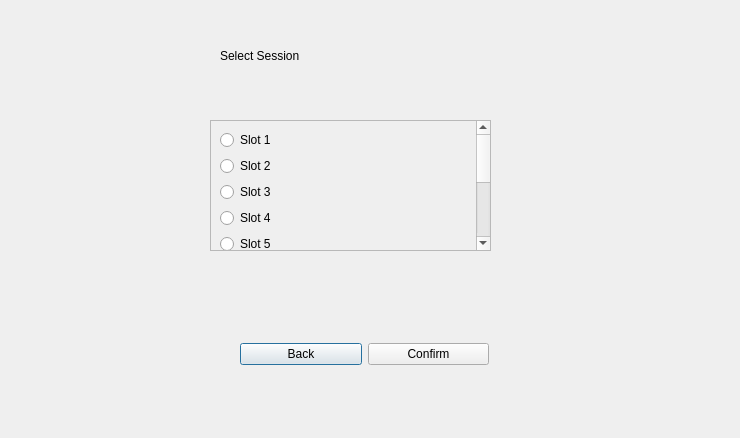
Old version of the form Kin-tech/d3_cup.ui in the repository sankomil/Kin-tech-test.
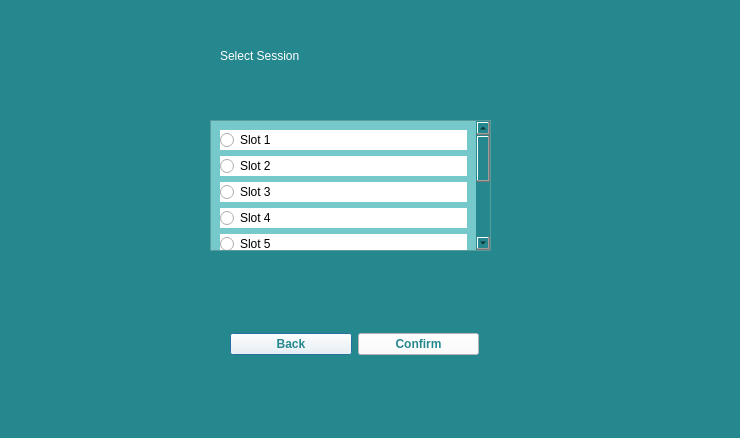
New version of the form.

The edit to the form file:
```diff
--- a/Kin-tech/d3_cup.ui
+++ b/Kin-tech/d3_cup.ui
@@ -13,6 +13,10 @@
   <property name="windowTitle">
    <string>Dialog</string>
   </property>
+  <property name="styleSheet">
+   <string notr="true">
+background-color: rgb(37, 136, 142);</string>
+  </property>
   <widget class="QLabel" name="label">
    <property name="geometry">
     <rect>
@@ -23,7 +27,8 @@
     </rect>
    </property>
    <property name="styleSheet">
-    <string notr="true">font: 24pt &quot;MS Reference Sans Serif&quot;;</string>
+    <string notr="true">color:rgb(255, 255, 255);
+font: 24pt &quot;Rockwell&quot;;</string>
    </property>
    <property name="text">
     <string>Select Session</string>
@@ -32,8 +37,8 @@
   <widget class="QWidget" name="layoutWidget">
    <property name="geometry">
     <rect>
-     <x>240</x>
-     <y>310</y>
+     <x>230</x>
+     <y>300</y>
      <width>249</width>
      <height>89</height>
     </rect>
@@ -44,6 +49,9 @@
      <verstretch>0</verstretch>
     </sizepolicy>
    </property>
+   <property name="styleSheet">
+    <string>background-color: rgb(37, 136, 143);</string>
+   </property>
    <layout class="QHBoxLayout" name="horizontalLayout">
     <item>
      <widget class="QPushButton" name="pushButton">
@@ -53,6 +61,11 @@
         <verstretch>0</verstretch>
        </sizepolicy>
       </property>
+      <property name="styleSheet">
+       <string notr="true">background-color: rgb(255, 255, 255);
+color: rgb(37, 136, 143);
+font-weight: bold;</string>
+      </property>
       <property name="text">
        <string>Back</string>
       </property>
@@ -66,6 +79,12 @@
         <verstretch>0</verstretch>
        </sizepolicy>
       </property>
+      <property name="styleSheet">
+       <string notr="true">background-color: rgb(255,255,255);
+color: rgb(37, 136, 143);
+font-weight: bold;
+</string>
+      </property>
       <property name="text">
        <string>Confirm</string>
       </property>
@@ -82,6 +101,10 @@
      <height>131</height>
     </rect>
    </property>
+   <property name="styleSheet">
+    <string notr="true">background-color: rgb(117, 201, 202);
+</string>
+   </property>
    <property name="widgetResizable">
     <bool>true</bool>
    </property>
@@ -94,11 +117,17 @@
       <height>287</height>
      </rect>
     </property>
+    <property name="styleSheet">
+     <string notr="true"/>
+    </property>
     <layout class="QVBoxLayout" name="verticalLayout_2">
      <item>
       <layout class="QVBoxLayout" name="verticalLayout">
        <item>
         <widget class="QRadioButton" name="radioButton">
+         <property name="styleSheet">
+          <string notr="true">background-color: rgb(255, 255, 255);</string>
+         </property>
          <property name="text">
           <string>Slot 1</string>
          </property>
@@ -109,6 +138,9 @@
        </item>
        <item>
         <widget class="QRadioButton" name="radioButton_2">
+         <property name="styleSheet">
+          <string notr="true">background-color: rgb(255, 255, 255);</string>
+         </property>
          <property name="text">
           <string>Slot 2</string>
          </property>
@@ -119,6 +151,9 @@
        </item>
        <item>
         <widget class="QRadioButton" name="radioButton_3">
+         <property name="styleSheet">
+          <string notr="true">background-color: rgb(255, 255, 255);</string>
+         </property>
          <property name="text">
           <string>Slot 3</string>
          </property>
@@ -129,6 +164,9 @@
        </item>
        <item>
         <widget class="QRadioButton" name="radioButton_4">
+         <property name="styleSheet">
+          <string notr="true">background-color: rgb(255, 255, 255);</string>
+         </property>
          <property name="text">
           <string>Slot 4</string>
          </property>
@@ -139,6 +177,9 @@
        </item>
        <item>
         <widget class="QRadioButton" name="radioButton_5">
+         <property name="styleSheet">
+          <string notr="true">background-color: rgb(255, 255, 255);</string>
+         </property>
          <property name="text">
           <string>Slot 5</string>
          </property>
@@ -149,6 +190,9 @@
        </item>
        <item>
         <widget class="QRadioButton" name="radioButton_6">
+         <property name="styleSheet">
+          <string notr="true">background-color: rgb(255, 255, 255);</string>
+         </property>
          <property name="text">
           <string>Slot 6</string>
          </property>
@@ -159,6 +203,9 @@
        </item>
        <item>
         <widget class="QRadioButton" name="radioButton_7">
+         <property name="styleSheet">
+          <string notr="true">background-color: rgb(255, 255, 255);</string>
+         </property>
          <property name="text">
           <string>Slot 7</string>
          </property>
@@ -169,6 +216,9 @@
        </item>
        <item>
         <widget class="QRadioButton" name="radioButton_8">
+         <property name="styleSheet">
+          <string notr="true">background-color: rgb(255, 255, 255);</string>
+         </property>
          <property name="text">
           <string>Slot 8</string>
          </property>
@@ -179,6 +229,9 @@
        </item>
        <item>
         <widget class="QRadioButton" name="radioButton_9">
+         <property name="styleSheet">
+          <string notr="true">background-color: rgb(255, 255, 255);</string>
+         </property>
          <property name="text">
           <string>Slot 9</string>
          </property>
@@ -189,6 +242,9 @@
        </item>
        <item>
         <widget class="QRadioButton" name="radioButton_10">
+         <property name="styleSheet">
+          <string notr="true">background-color: rgb(255,255,255);</string>
+         </property>
          <property name="text">
           <string>Slot 10</string>
          </property>
```
